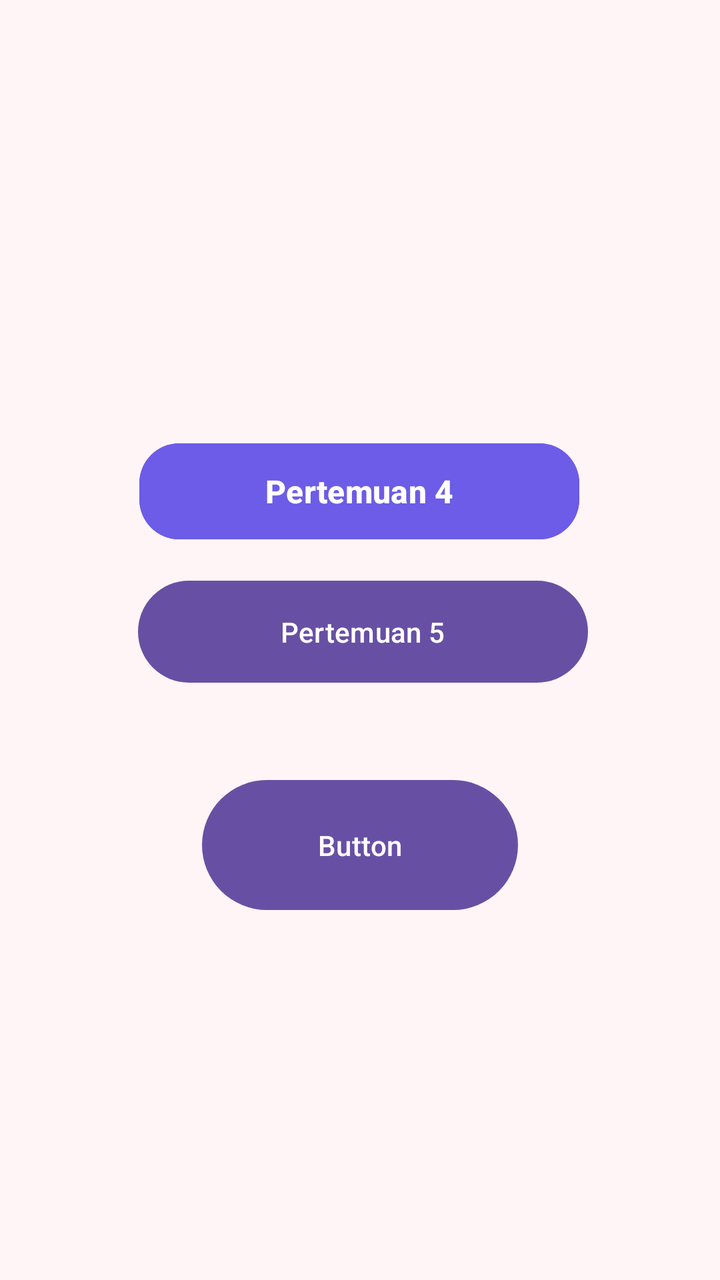
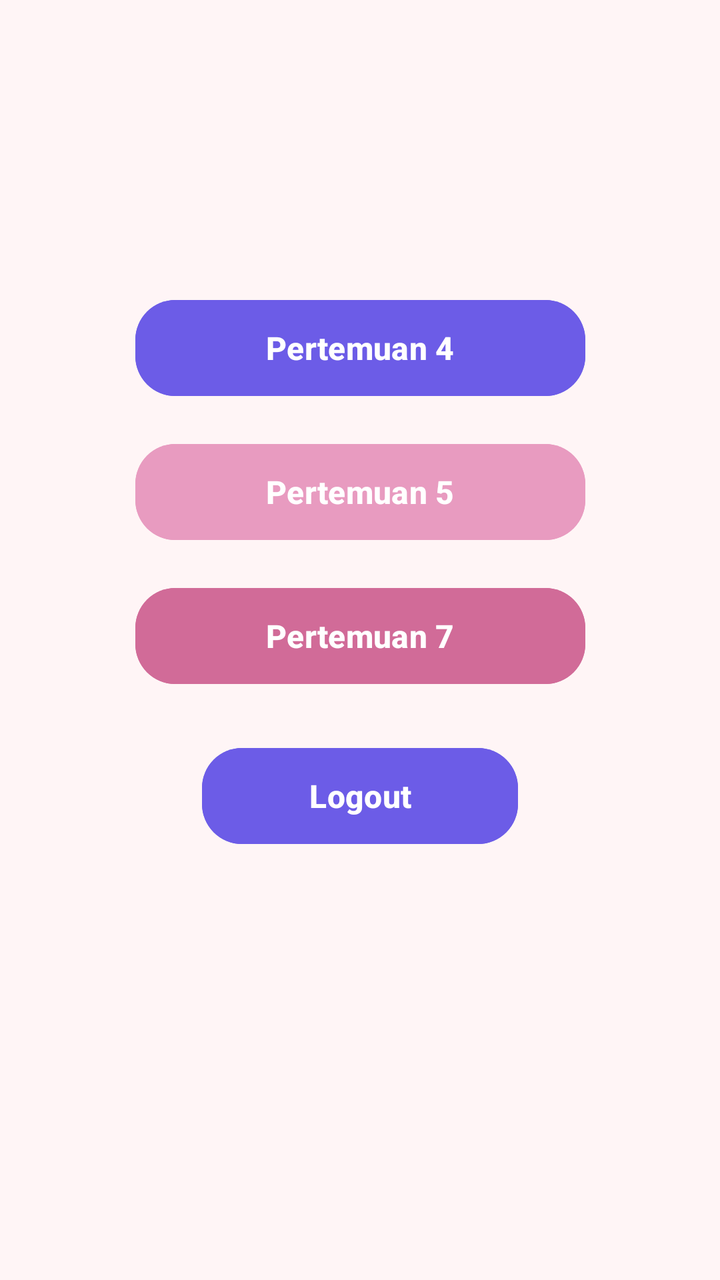

An Android layout rendered at two revisions. The XML below is the earlier revision; the diff shows what the commit changed to produce the second picture.
<!-- AndroidManifest.xml: application theme Theme.Najahtiemobile -->
<!-- res/layout/activity_main.xml -->
<?xml version="1.0" encoding="utf-8"?>
<androidx.constraintlayout.widget.ConstraintLayout
    xmlns:android="http://schemas.android.com/apk/res/android"
    xmlns:app="http://schemas.android.com/apk/res-auto"
    xmlns:tools="http://schemas.android.com/tools"
    android:id="@+id/main"
    android:layout_width="match_parent"
    android:layout_height="match_parent"
    android:background="#FFF5F6"
    tools:context=".MainActivity">

    <Button
        android:id="@+id/btnToFourth"
        android:layout_width="220dp"
        android:layout_height="56dp"
        android:backgroundTint="#6C5CE7"
        android:text="Pertemuan 4"
        android:textColor="#FFFFFF"
        android:textSize="16sp"
        android:textStyle="bold"
        app:cornerRadius="20dp"
        app:layout_constraintBottom_toBottomOf="parent"
        app:layout_constraintEnd_toEndOf="parent"
        app:layout_constraintHorizontal_bias="0.497"
        app:layout_constraintStart_toStartOf="parent"
        app:layout_constraintTop_toTopOf="parent"
        app:layout_constraintVertical_bias="0.373" />

    <Button
        android:id="@+id/btnToFifth"
        android:layout_width="225dp"
        android:layout_height="59dp"
        android:text="Pertemuan 5"
        app:layout_constraintBottom_toBottomOf="parent"
        app:layout_constraintEnd_toEndOf="parent"
        app:layout_constraintHorizontal_bias="0.51"
        app:layout_constraintStart_toStartOf="parent"
        app:layout_constraintTop_toBottomOf="@+id/btnToFourth"
        app:layout_constraintVertical_bias="0.041" />

    <Button
        android:id="@+id/btnLogout"
        android:layout_width="158dp"
        android:layout_height="73dp"
        android:text="Button"
        app:layout_constraintBottom_toBottomOf="parent"
        app:layout_constraintEnd_toEndOf="parent"
        app:layout_constraintStart_toStartOf="parent"
        app:layout_constraintTop_toBottomOf="@+id/btnToFifth"
        app:layout_constraintVertical_bias="0.184" />

</androidx.constraintlayout.widget.ConstraintLayout>
<!-- resources referenced by this layout -->
<resources>
  <style name="Theme.Najahtiemobile" parent="Base.Theme.Najahtiemobile" />
  <style name="Base.Theme.Najahtiemobile" parent="Theme.Material3.DayNight.NoActionBar">
          
          
      </style>
</resources>

<!-- the commit's change to res/layout/activity_main.xml (unified diff, before → after) -->
@@ -9,9 +9,10 @@
     android:background="#FFF5F6"
     tools:context=".MainActivity">
 
+    
     <Button
         android:id="@+id/btnToFourth"
-        android:layout_width="220dp"
+        android:layout_width="225dp"
         android:layout_height="56dp"
         android:backgroundTint="#6C5CE7"
         android:text="Pertemuan 4"
@@ -19,34 +20,58 @@
         android:textSize="16sp"
         android:textStyle="bold"
         app:cornerRadius="20dp"
+        app:layout_constraintTop_toTopOf="parent"
         app:layout_constraintBottom_toBottomOf="parent"
+        app:layout_constraintStart_toStartOf="parent"
         app:layout_constraintEnd_toEndOf="parent"
-        app:layout_constraintHorizontal_bias="0.497"
-        app:layout_constraintStart_toStartOf="parent"
-        app:layout_constraintTop_toTopOf="parent"
-        app:layout_constraintVertical_bias="0.373" />
+        app:layout_constraintVertical_bias="0.25" />
 
+    
     <Button
         android:id="@+id/btnToFifth"
         android:layout_width="225dp"
-        android:layout_height="59dp"
+        android:layout_height="56dp"
+        android:layout_marginTop="16dp"
         android:text="Pertemuan 5"
-        app:layout_constraintBottom_toBottomOf="parent"
-        app:layout_constraintEnd_toEndOf="parent"
-        app:layout_constraintHorizontal_bias="0.51"
+        android:textColor="#FFFFFF"
+        android:textSize="16sp"
+        android:textStyle="bold"
+        android:backgroundTint="#E89BC0"
+        app:cornerRadius="20dp"
+        app:layout_constraintTop_toBottomOf="@id/btnToFourth"
         app:layout_constraintStart_toStartOf="parent"
-        app:layout_constraintTop_toBottomOf="@+id/btnToFourth"
-        app:layout_constraintVertical_bias="0.041" />
+        app:layout_constraintEnd_toEndOf="parent" />
 
+    
+    <Button
+        android:id="@+id/btnToSeventh"
+        android:layout_width="225dp"
+        android:layout_height="56dp"
+        android:layout_marginTop="16dp"
+        android:text="Pertemuan 7"
+        android:textColor="#FFFFFF"
+        android:textSize="16sp"
+        android:textStyle="bold"
+        android:backgroundTint="#D16B98"
+        app:cornerRadius="20dp"
+        app:layout_constraintTop_toBottomOf="@id/btnToFifth"
+        app:layout_constraintStart_toStartOf="parent"
+        app:layout_constraintEnd_toEndOf="parent" />
+
+    
     <Button
         android:id="@+id/btnLogout"
         android:layout_width="158dp"
-        android:layout_height="73dp"
-        android:text="Button"
-        app:layout_constraintBottom_toBottomOf="parent"
-        app:layout_constraintEnd_toEndOf="parent"
+        android:layout_height="56dp"
+        android:layout_marginTop="24dp"
+        android:text="Logout"
+        android:textColor="#FFFFFF"
+        android:textSize="16sp"
+        android:textStyle="bold"
+        android:backgroundTint="#6C5CE7"
+        app:cornerRadius="20dp"
+        app:layout_constraintTop_toBottomOf="@id/btnToSeventh"
         app:layout_constraintStart_toStartOf="parent"
-        app:layout_constraintTop_toBottomOf="@+id/btnToFifth"
-        app:layout_constraintVertical_bias="0.184" />
+        app:layout_constraintEnd_toEndOf="parent" />
 
 </androidx.constraintlayout.widget.ConstraintLayout>
